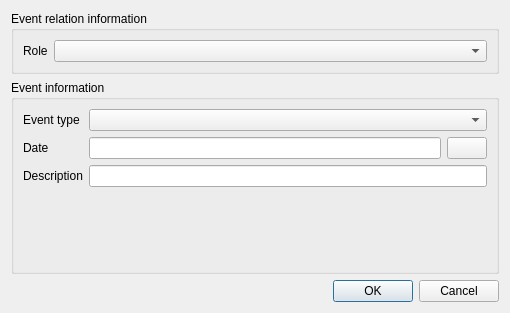
This is src/events/event_editor.ui in niknetniko/opa as Qt 5 draws it before an edit. The edited form follows.
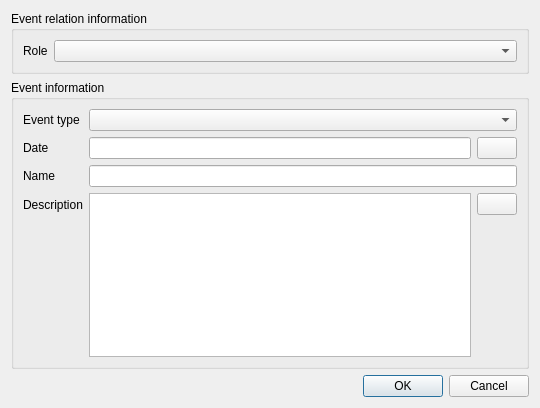
This is the edited form. Icons and pictures are not drawn. Custom widgets are drawn as their Qt base class.

Commit message: Add notes to events

```diff
--- a/src/events/event_editor.ui
+++ b/src/events/event_editor.ui
@@ -6,8 +6,8 @@
    <rect>
     <x>0</x>
     <y>0</y>
-    <width>510</width>
-    <height>313</height>
+    <width>540</width>
+    <height>408</height>
    </rect>
   </property>
   <property name="windowTitle">
@@ -105,7 +105,7 @@
           <item row="2" column="0">
            <widget class="QLabel" name="eventNameLabel">
             <property name="text">
-             <string>Description</string>
+             <string>Name</string>
             </property>
             <property name="buddy">
              <cstring>eventNameEdit</cstring>
@@ -115,6 +115,30 @@
           <item row="2" column="1">
            <widget class="QLineEdit" name="eventNameEdit"/>
           </item>
+          <item row="3" column="0">
+           <widget class="QLabel" name="label">
+            <property name="text">
+             <string>Description</string>
+            </property>
+           </widget>
+          </item>
+          <item row="3" column="1">
+           <layout class="QHBoxLayout" name="horizontalLayout2" stretch="0,0">
+            <item>
+             <widget class="KRichTextEdit" name="noteEdit"/>
+            </item>
+            <item alignment="Qt::AlignmentFlag::AlignTop">
+             <widget class="QPushButton" name="noteEditButton">
+              <property name="text">
+               <string/>
+              </property>
+              <property name="icon">
+               <iconset theme="edit-entry"/>
+              </property>
+             </widget>
+            </item>
+           </layout>
+          </item>
          </layout>
         </item>
        </layout>
@@ -131,6 +155,13 @@
    </item>
   </layout>
  </widget>
+ <customwidgets>
+  <customwidget>
+   <class>KRichTextEdit</class>
+   <extends>QTextEdit</extends>
+   <header>KRichTextEdit</header>
+  </customwidget>
+ </customwidgets>
  <resources/>
  <connections/>
 </ui>
```
The commit also changes 3 other files.
